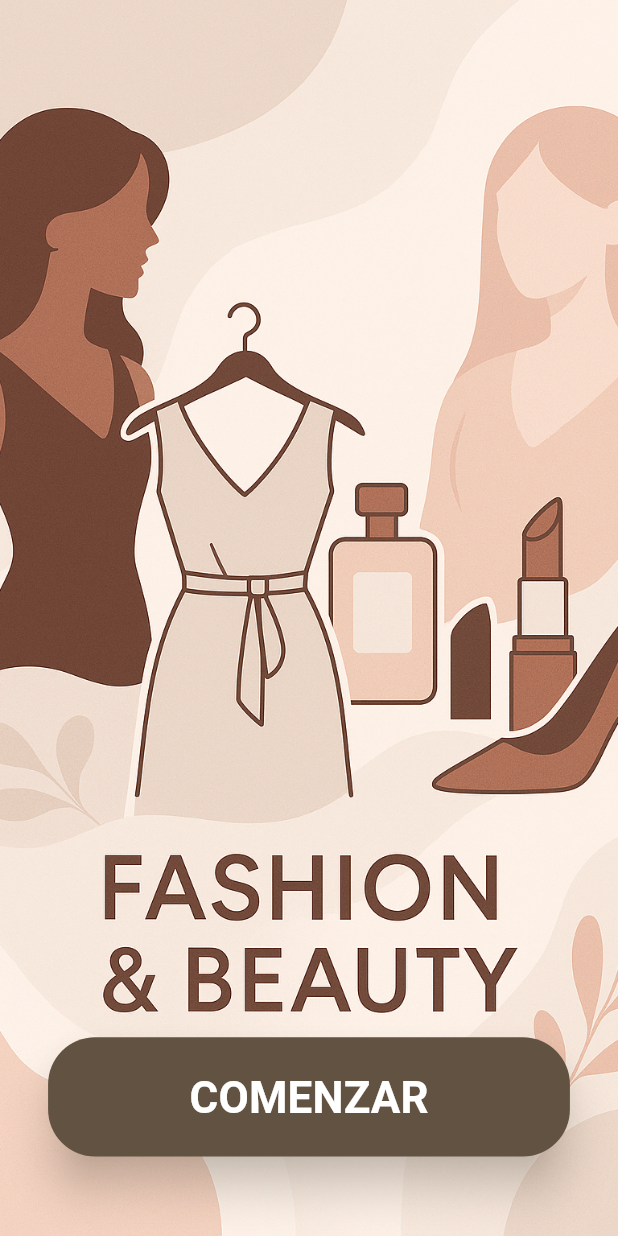
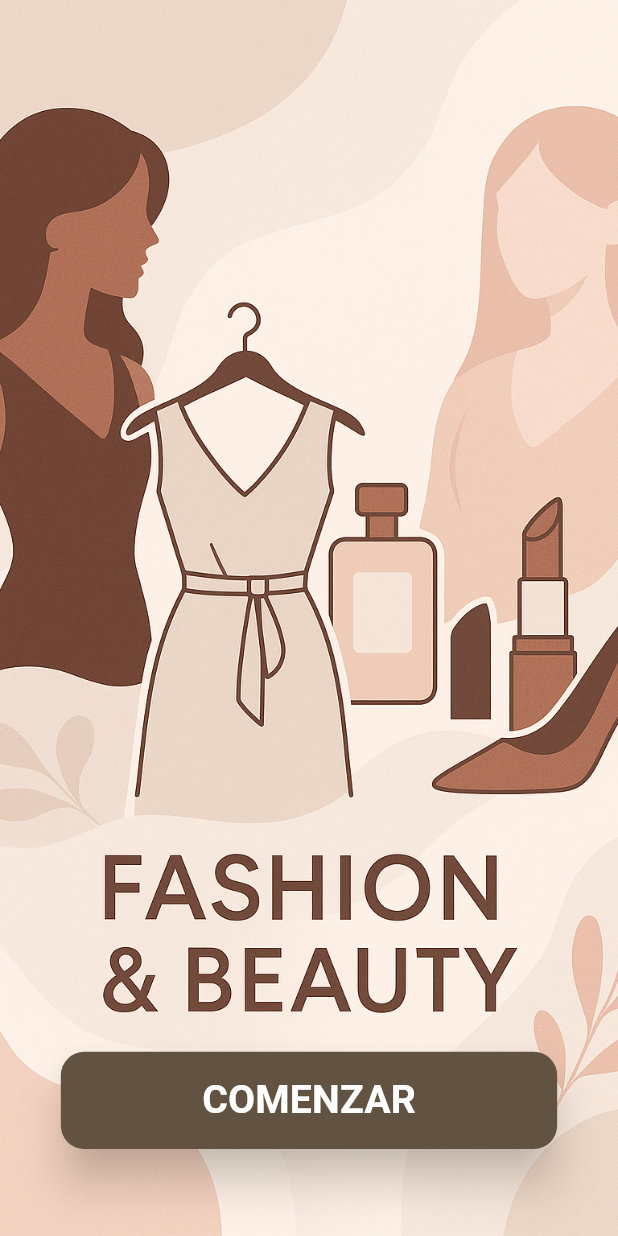
Before and after one commit to DiegoFlwrs/DigitalShopFlutter, a Flutter app: the screen it shows after launch, on a phone screen of 412 x 824 dp. Run offline on Flutter 3.47's test engine with Material 3 defaults, Android fonts, the phone set to English and light mode, and no system bars; our stand-ins replace fl_chart, form_field_validator, get, google_sign_in, lottie, shared_preferences.

Commit message:
fix integracion oAuth

```diff
--- a/lib/core/providers/auth_provider.dart
+++ b/lib/core/providers/auth_provider.dart
@@ -26,7 +26,7 @@ class AuthProvider with ChangeNotifier {
       if (Navigator.canPop(context)) {
         Navigator.pop(context);
       }
-      Navigator.pushReplacementNamed(context, '/home');
+      Navigator.pushReplacementNamed(context, '/search');
 
     } catch (e) {
       _errorMessage = _getUserFriendlyError(e);
--- a/lib/features/auth/presentation/pages/welcome_page.dart
+++ b/lib/features/auth/presentation/pages/welcome_page.dart
@@ -27,7 +27,8 @@ class WelcomePage extends StatelessWidget {
         ),
         child: SafeArea(
           child: Padding(
-            padding: const EdgeInsets.only(left: 26, right: 26, top: 100),
+            // padding: const EdgeInsets.only(left: 26, right: 26, top: 100),
+            padding: const EdgeInsets.all(25),
             child: Consumer<AuthProvider>(
               builder: (context, auth, child) {
                 return Stack(
@@ -74,7 +75,7 @@ class WelcomePage extends StatelessWidget {
                             ),
                           ),
                         ),
-                        const SizedBox(height: 20),
+                        const SizedBox(height: 10),
                         const Text(
                           'Conéctate con la moda que te define y vive la experiencia Digital Shop. Aquí, cada prenda cuenta una historia.',
                           textAlign: TextAlign.center,
--- a/lib/features/auth/presentation/widgets/floating_button.dart
+++ b/lib/features/auth/presentation/widgets/floating_button.dart
@@ -83,7 +83,7 @@ class _AnimatedStartButtonState extends State<AnimatedStartButton> with TickerPr
       child: SlideTransition(
         position: _floatAnimation,
         child: Padding(
-          padding: const EdgeInsets.only(bottom: 50.0),
+          padding: const EdgeInsets.only(bottom: 55.0),
           child: AnimatedBuilder(
             animation: Listenable.merge([_shadowController, _scaleController]),
             builder: (context, child) {
@@ -94,16 +94,16 @@ class _AnimatedStartButtonState extends State<AnimatedStartButton> with TickerPr
                   style: ElevatedButton.styleFrom(
                     backgroundColor: AppColors.primary,
                     foregroundColor: AppColors.white,
-                    padding: const EdgeInsets.symmetric(horizontal: 90, vertical: 18),
+                    padding: const EdgeInsets.symmetric(horizontal: 90, vertical: 13),
                     shape: RoundedRectangleBorder(
-                      borderRadius: BorderRadius.circular(30),
+                      borderRadius: BorderRadius.circular(15),
                     ),
                     elevation: _shadowAnimation.value,
                     shadowColor: AppColors.primary.withOpacity(0.5),
                   ),
                   child: Text(
                     widget.text,
-                    style: const TextStyle(fontSize: 28, fontWeight: FontWeight.bold),
+                    style: const TextStyle(fontSize: 25, fontWeight: FontWeight.bold),
                   ),
                 ),
               );
--- a/lib/features/navigation/presentation/page/favorites_screen.dart
+++ b/lib/features/navigation/presentation/page/favorites_screen.dart
@@ -169,7 +169,7 @@ class _FavoritesScreenState extends State<FavoritesScreen> {
                                           product.name,
                                           style: const TextStyle(
                                               fontWeight: FontWeight.bold),
-                                          maxLines: 1,
+                                          maxLines: 2,
                                           overflow: TextOverflow.ellipsis,
                                         ),
                                         const SizedBox(height: 4),
--- a/lib/features/navigation/presentation/page/product_detail_screen.dart
+++ b/lib/features/navigation/presentation/page/product_detail_screen.dart
@@ -61,7 +61,7 @@ class _ProductDetailScreenState extends State<ProductDetailScreen> {
             ),
             elevation: 8,
             child: Container(
-              height: screenHeight / 1.6,
+              height: screenHeight / 1.8,
               width: double.maxFinite,
               padding: const EdgeInsets.all(16),
               child: Center(
--- a/lib/features/search/page/Search_page.dart
+++ b/lib/features/search/page/Search_page.dart
@@ -82,8 +82,9 @@ class SearchPage extends StatelessWidget {
                       backgroundColor: AppColors.primary,
                       textColor: AppColors.white,
                       borderColor: AppColors.primary,
-                      width: 120,
+                      width: 115,
                       fontSize: 15,
+                      padding: const EdgeInsets.symmetric(horizontal: 2),
                       onPressed: () {
                         // Navigator.pushReplacementNamed(context, '/home');
                         controller.getProducts(context);
```
Also changed, not shown: lib/core/services/api_service.dart (+8 -5 lines), lib/core/services/auth_service.dart (+7 -3 lines), lib/features/auth/presentation/controllers/login_controller.dart (+6 -6 lines), lib/features/navigation/presentation/page/profile_screen.dart (+23 -7 lines), lib/features/navigation/presentation/widgets/ProductListScreen.dart (+12 -7 lines), 12 other files.
